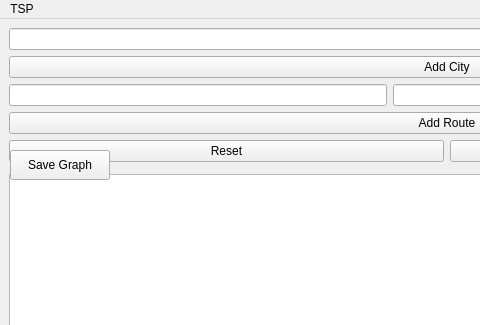
Above: mainwindow.ui from mariakalendarova/TravellingSalesmanProblem before the change; both pictures show x 0 to 480 and y 0 to 325 of the 1278 by 877 pixel window. Below: the same form after it.
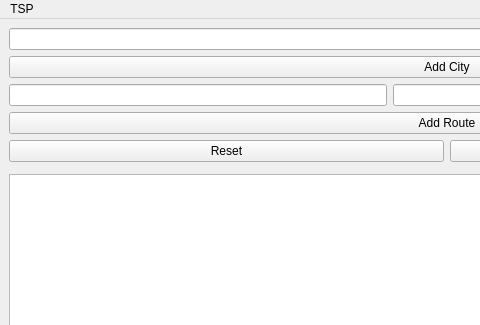
That is the form after the change.

Commit message:
Revert "Merge pull request #1 from mariakalendarova/velizarstoianov-save-btn"
This reverts commit 7b7d37d6e1b4e43b2622c6078768608b25b66cce, reversing
changes made to b6f6fbc267362f7bbda43c16805acd55fc154d08.

Diff of the .ui file:
```diff
--- a/mainwindow.ui
+++ b/mainwindow.ui
@@ -111,19 +111,6 @@
    </widget>
    <addaction name="menuTSP"/>
   </widget>
-  <widget class="QPushButton" name="saveGraphButton">
-    <property name="geometry">
-        <rect>
-            <x>10</x>
-            <y>150</y>  <!-- Adjust the position if needed -->
-            <width>100</width>
-            <height>30</height>
-        </rect>
-    </property>
-    <property name="text">
-        <string>Save Graph</string>
-    </property>
-</widget>
   <widget class="QStatusBar" name="statusbar"/>
  </widget>
  <resources/>
```
The commit also changes 2 other files.
